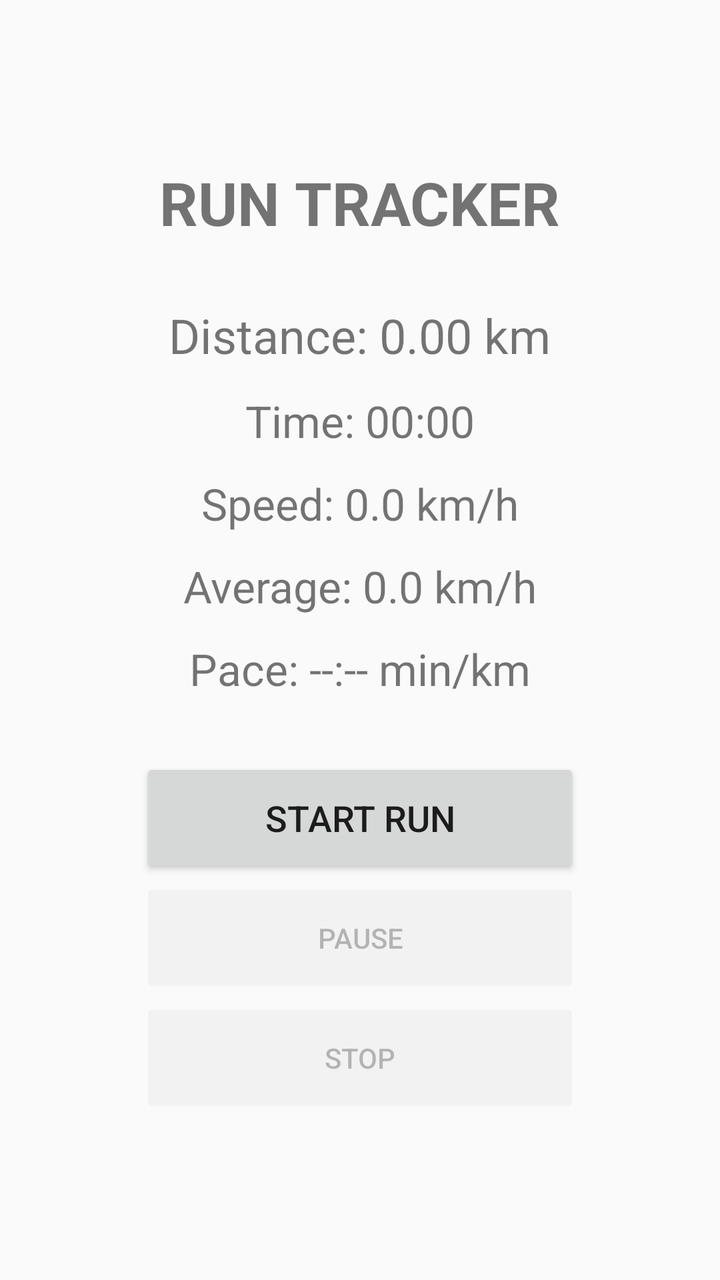
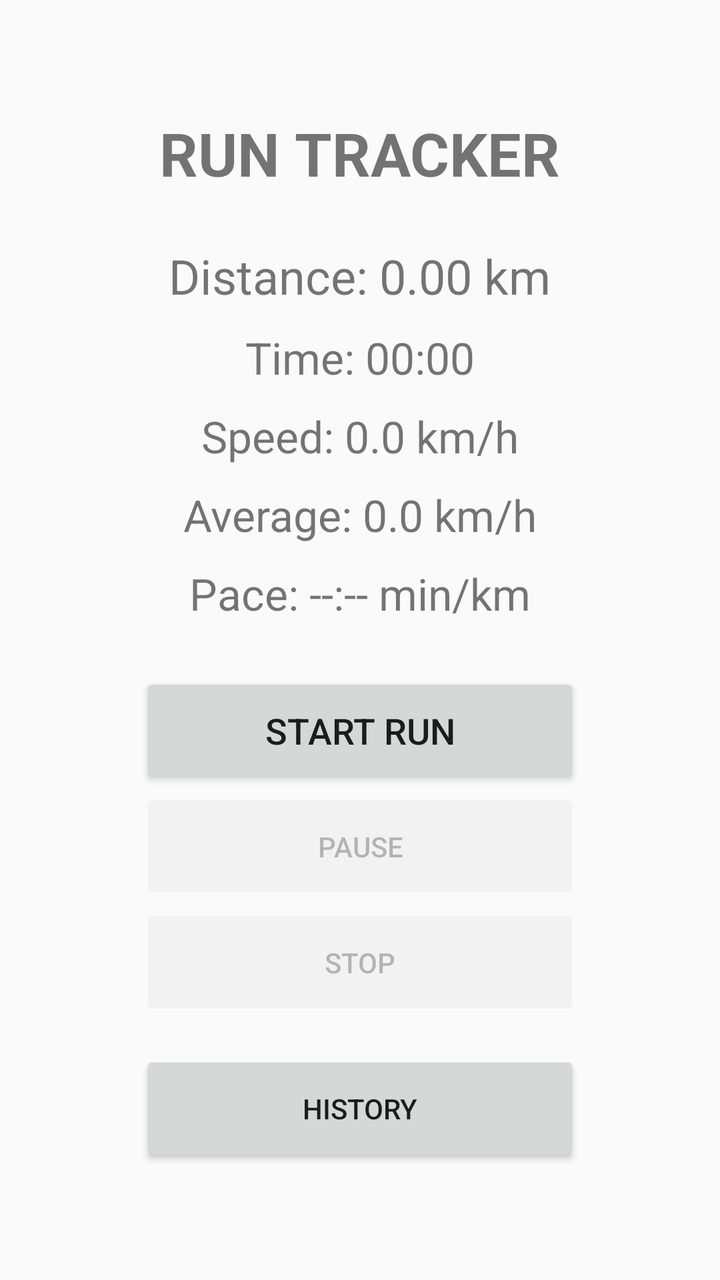

Compare the two renders of this Android layout. The source of the first and the diff that turns it into the second are given below.
<!-- AndroidManifest.xml: application theme android:Theme.Material.Light.NoActionBar -->
<!-- res/layout/activity_main.xml -->
<?xml version="1.0" encoding="utf-8"?>
<LinearLayout
    xmlns:android="http://schemas.android.com/apk/res/android"
    android:layout_width="match_parent"
    android:layout_height="match_parent"
    android:orientation="vertical"
    android:gravity="center"
    android:padding="24dp">

    <TextView
        android:layout_width="wrap_content"
        android:layout_height="wrap_content"
        android:text="RUN TRACKER"
        android:textSize="30sp"
        android:textStyle="bold"
        android:layout_marginBottom="30dp"/>

    <TextView
        android:id="@+id/distanceText"
        android:layout_width="wrap_content"
        android:layout_height="wrap_content"
        android:text="Distance: 0.00 km"
        android:textSize="24sp"/>

    <TextView
        android:id="@+id/timeText"
        android:layout_width="wrap_content"
        android:layout_height="wrap_content"
        android:text="Time: 00:00"
        android:textSize="22sp"
        android:layout_marginTop="12dp"/>

    <TextView
        android:id="@+id/speedText"
        android:layout_width="wrap_content"
        android:layout_height="wrap_content"
        android:text="Speed: 0.0 km/h"
        android:textSize="22sp"
        android:layout_marginTop="12dp"/>

    <TextView
        android:id="@+id/avgSpeedText"
        android:layout_width="wrap_content"
        android:layout_height="wrap_content"
        android:text="Average: 0.0 km/h"
        android:textSize="22sp"
        android:layout_marginTop="12dp"/>

    <TextView
        android:id="@+id/paceText"
        android:layout_width="wrap_content"
        android:layout_height="wrap_content"
        android:text="Pace: --:-- min/km"
        android:textSize="22sp"
        android:layout_marginTop="12dp"/>

    <Button
        android:id="@+id/startButton"
        android:layout_width="220dp"
        android:layout_height="60dp"
        android:text="START RUN"
        android:textSize="18sp"
        android:layout_marginTop="30dp"/>

    <Button
        android:id="@+id/pauseButton"
        android:layout_width="220dp"
        android:layout_height="60dp"
        android:text="PAUSE"
        android:enabled="false"/>

    <Button
        android:id="@+id/stopButton"
        android:layout_width="220dp"
        android:layout_height="60dp"
        android:text="STOP"
        android:enabled="false"/>

</LinearLayout>
<!-- resources referenced by this layout -->
<resources>

</resources>

<!-- the commit's change to res/layout/activity_main.xml (unified diff, before → after) -->
@@ -13,7 +13,7 @@
         android:text="RUN TRACKER"
         android:textSize="30sp"
         android:textStyle="bold"
-        android:layout_marginBottom="30dp"/>
+        android:layout_marginBottom="25dp"/>
 
     <TextView
         android:id="@+id/distanceText"
@@ -28,7 +28,7 @@
         android:layout_height="wrap_content"
         android:text="Time: 00:00"
         android:textSize="22sp"
-        android:layout_marginTop="12dp"/>
+        android:layout_marginTop="10dp"/>
 
     <TextView
         android:id="@+id/speedText"
@@ -36,7 +36,7 @@
         android:layout_height="wrap_content"
         android:text="Speed: 0.0 km/h"
         android:textSize="22sp"
-        android:layout_marginTop="12dp"/>
+        android:layout_marginTop="10dp"/>
 
     <TextView
         android:id="@+id/avgSpeedText"
@@ -44,7 +44,7 @@
         android:layout_height="wrap_content"
         android:text="Average: 0.0 km/h"
         android:textSize="22sp"
-        android:layout_marginTop="12dp"/>
+        android:layout_marginTop="10dp"/>
 
     <TextView
         android:id="@+id/paceText"
@@ -52,28 +52,35 @@
         android:layout_height="wrap_content"
         android:text="Pace: --:-- min/km"
         android:textSize="22sp"
-        android:layout_marginTop="12dp"/>
+        android:layout_marginTop="10dp"/>
 
     <Button
         android:id="@+id/startButton"
         android:layout_width="220dp"
-        android:layout_height="60dp"
+        android:layout_height="58dp"
         android:text="START RUN"
         android:textSize="18sp"
-        android:layout_marginTop="30dp"/>
+        android:layout_marginTop="25dp"/>
 
     <Button
         android:id="@+id/pauseButton"
         android:layout_width="220dp"
-        android:layout_height="60dp"
+        android:layout_height="58dp"
         android:text="PAUSE"
         android:enabled="false"/>
 
     <Button
         android:id="@+id/stopButton"
         android:layout_width="220dp"
-        android:layout_height="60dp"
+        android:layout_height="58dp"
         android:text="STOP"
         android:enabled="false"/>
 
+    <Button
+        android:id="@+id/historyButton"
+        android:layout_width="220dp"
+        android:layout_height="58dp"
+        android:text="HISTORY"
+        android:layout_marginTop="15dp"/>
+
 </LinearLayout>
